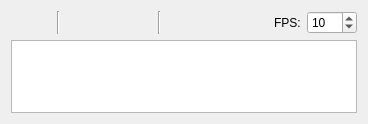
This is gui/widgets/animation_dock.ui in azagaya/laigter as Qt 5 draws it before an edit. The edited form follows.
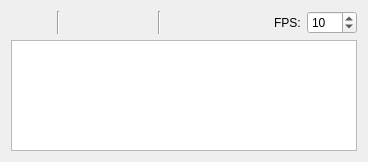
This is the edited form. Icons and pictures are not drawn.

```diff
--- a/gui/widgets/animation_dock.ui
+++ b/gui/widgets/animation_dock.ui
@@ -7,7 +7,7 @@
     <x>0</x>
     <y>0</y>
     <width>368</width>
-    <height>124</height>
+    <height>162</height>
    </rect>
   </property>
   <property name="windowTitle">
```
Left out of the diff: 13 changed lines with no effect on the pictures.
